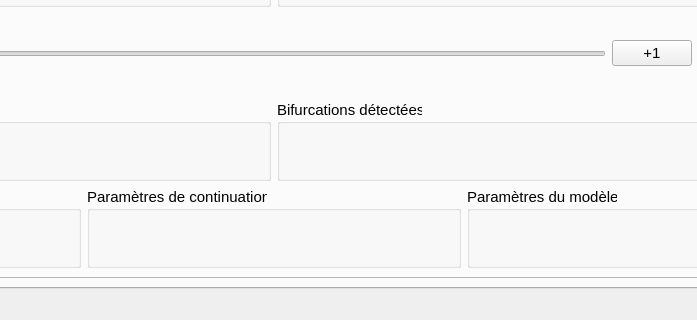
dy-dx-1/LAVA, file MainUI.ui: the form before one commit; both pictures show x 323 to 1020 and y 539 to 859 of the 1194 by 859 pixel window.
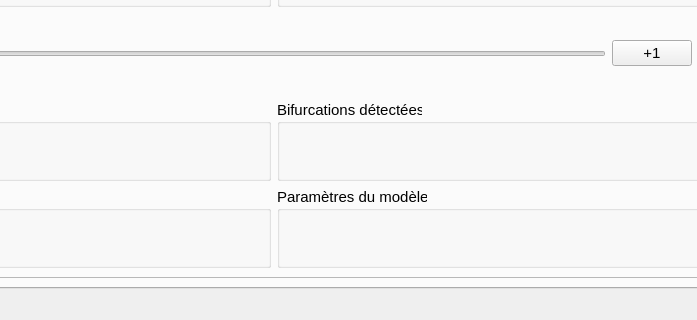
The form after the commit. Icons and pictures are not drawn.

Patch:
```diff
--- a/MainUI.ui
+++ b/MainUI.ui
@@ -58,13 +58,6 @@
                  </property>
                 </widget>
                </item>
-               <item>
-                <widget class="QGroupBox" name="gb_param_continuation">
-                 <property name="title">
-                  <string>Paramètres de continuation</string>
-                 </property>
-                </widget>
-               </item>
                <item>
                 <widget class="QGroupBox" name="gb_param_mod">
                  <property name="title">
```
Left out of the diff: 26 changed lines with no effect on the pictures.
